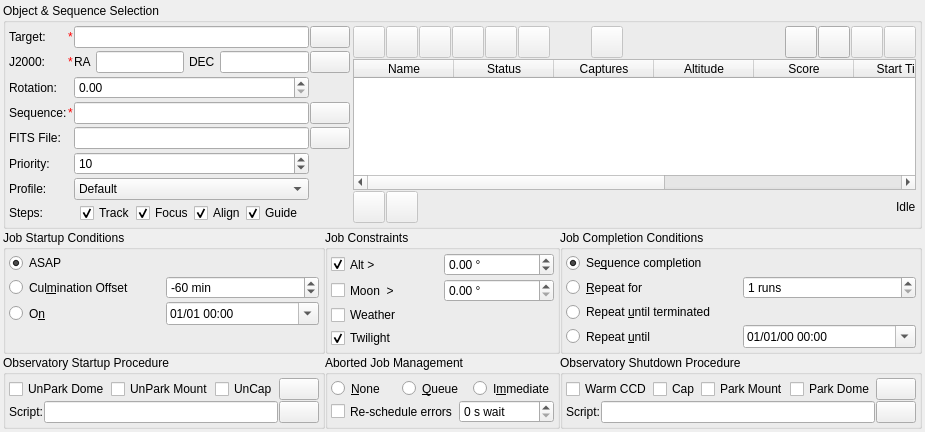
Qt form kstars/ekos/scheduler/scheduler.ui (KDE/kstars) before a commit.
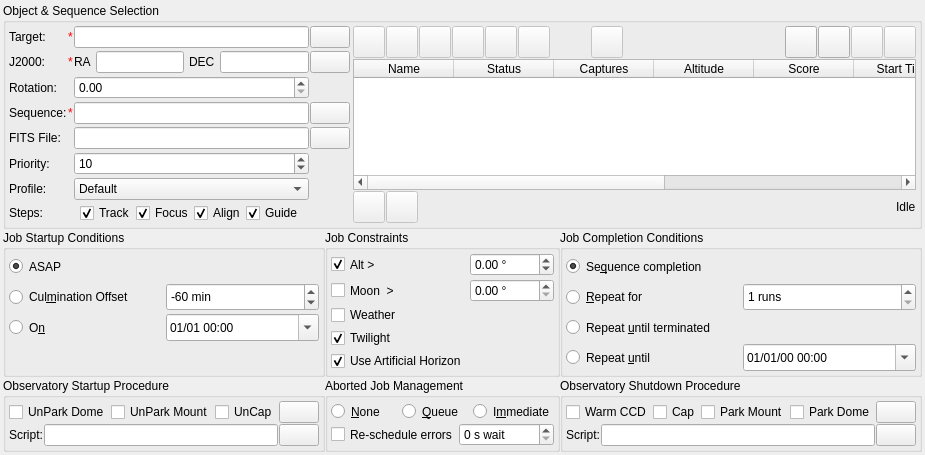
The same form after that commit. Icons and pictures are not drawn. Custom widgets are drawn as their Qt base class.

Commit message: Add horizon altitude constraints to the scheduler. Add testing.  Improve dbus...

```diff
--- a/kstars/ekos/scheduler/scheduler.ui
+++ b/kstars/ekos/scheduler/scheduler.ui
@@ -1695,6 +1695,28 @@
             </attribute>
            </widget>
           </item>
+          <item row="4" column="0">
+           <widget class="QCheckBox" name="artificialHorizonCheck">
+            <property name="sizePolicy">
+             <sizepolicy hsizetype="Preferred" vsizetype="Preferred">
+              <horstretch>0</horstretch>
+              <verstretch>0</verstretch>
+             </sizepolicy>
+            </property>
+            <property name="toolTip">
+             <string>&lt;html&gt;&lt;body&gt;&lt;p&gt;The artificial horizon restriction constrains the altitude of the target to be above the artificial horizon, if any are defined and enabled. See the artificial horizon item in the KStars Settings menu.&lt;/p&gt;&lt;/body&gt;&lt;/html&gt;</string>
+            </property>
+            <property name="text">
+             <string>Use Artificial Horizon</string>
+            </property>
+            <property name="checked">
+             <bool>true</bool>
+            </property>
+            <attribute name="buttonGroup">
+             <string notr="true">constraintButtonGroup</string>
+            </attribute>
+           </widget>
+          </item>
           <item row="2" column="1">
            <widget class="QLabel" name="weatherLabel">
             <property name="text">
```
The commit also changes 11 other files.
